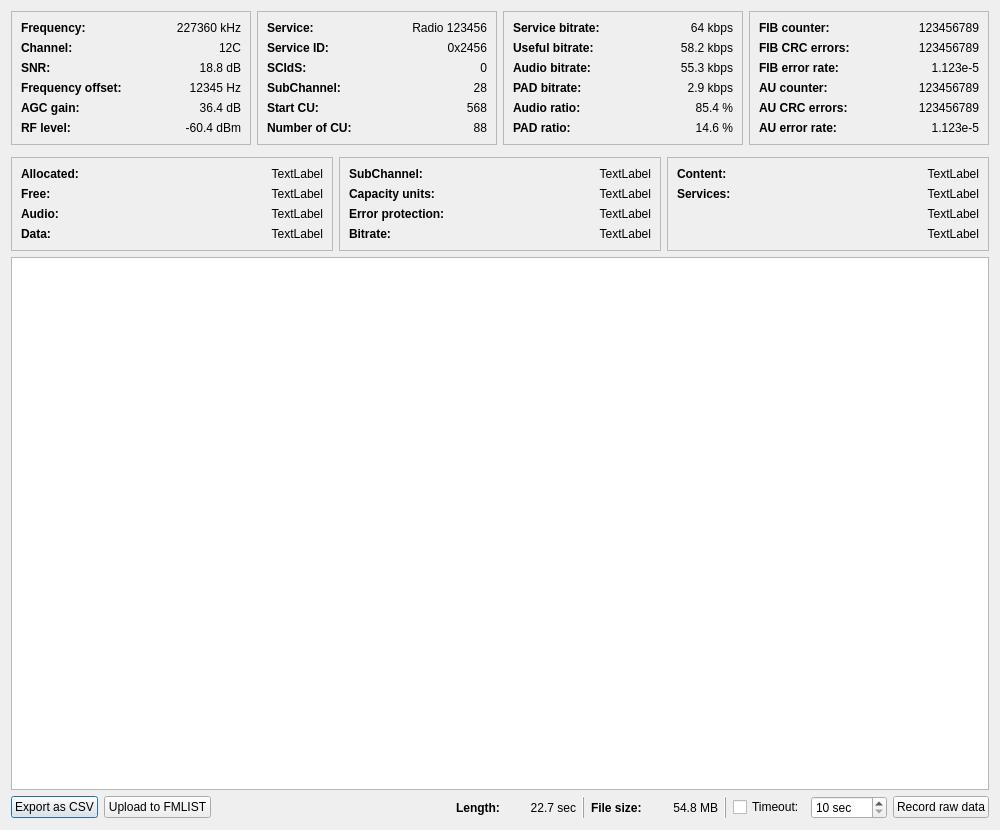
Above: gui/ensembleinfodialog.ui from KejPi/AbracaDABra before the change. Below: the same form after it.
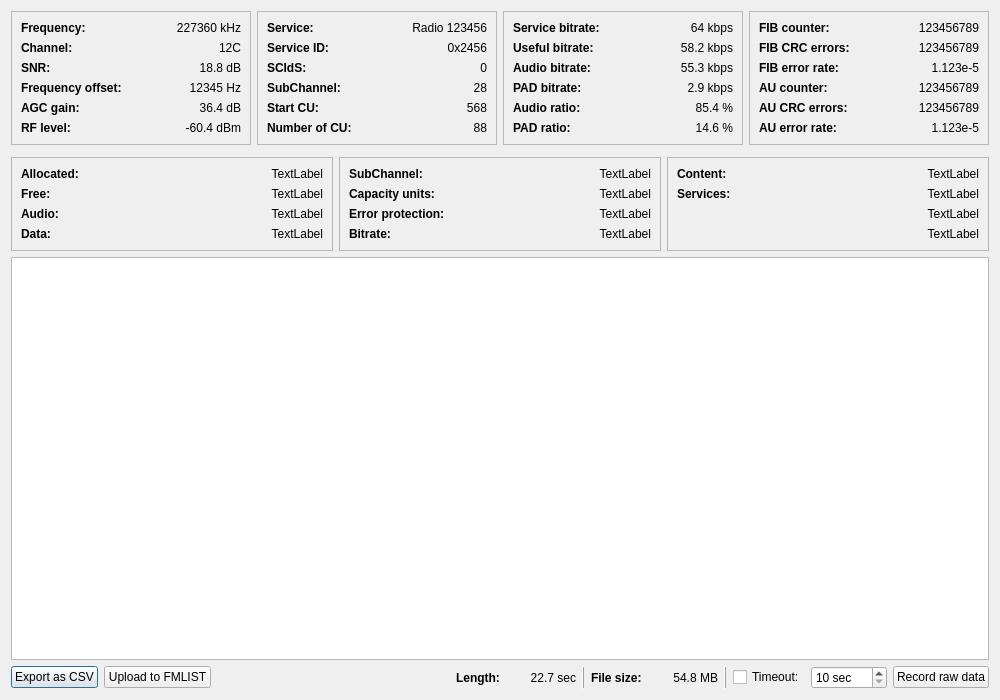
That is the form after the change. Custom widgets are drawn as their Qt base class.

```diff
--- a/gui/ensembleinfodialog.ui
+++ b/gui/ensembleinfodialog.ui
@@ -7,7 +7,7 @@
     <x>0</x>
     <y>0</y>
     <width>1000</width>
-    <height>830</height>
+    <height>700</height>
    </rect>
   </property>
   <property name="minimumSize">
@@ -1032,7 +1032,7 @@
      <property name="minimumSize">
       <size>
        <width>0</width>
-       <height>400</height>
+       <height>200</height>
       </size>
      </property>
      <property name="lineWrapMode">
```
